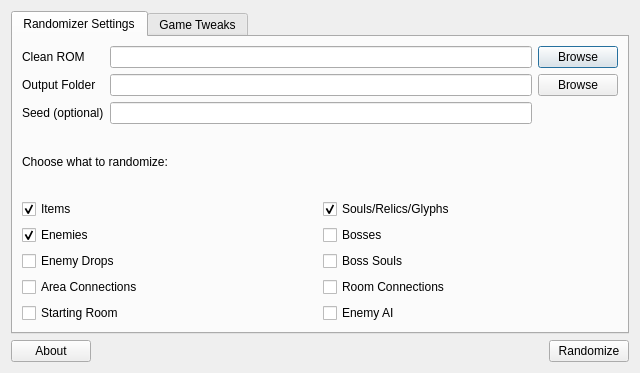
First picture: the form in dsvrandom/randomizer.ui, repository LagoLunatic/DSVEdit, before the edit.
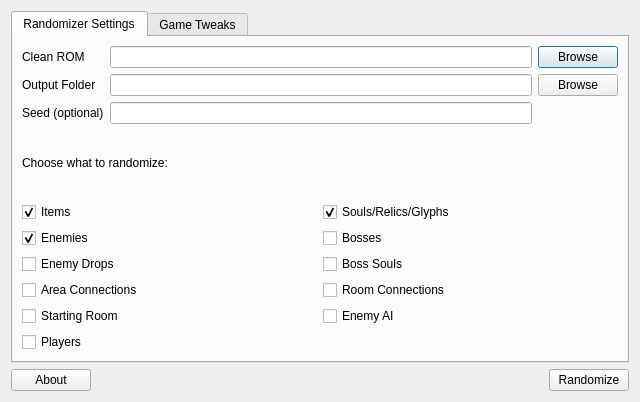
Second picture: the form after the edit. Icons and pictures are not drawn.

Commit message: Randomizer: Add player randomizer

What changed in the file:
```diff
--- a/dsvrandom/randomizer.ui
+++ b/dsvrandom/randomizer.ui
@@ -7,7 +7,7 @@
     <x>0</x>
     <y>0</y>
     <width>640</width>
-    <height>373</height>
+    <height>402</height>
    </rect>
   </property>
   <property name="windowTitle">
@@ -182,6 +182,17 @@
          </item>
         </layout>
        </item>
+       <item>
+        <layout class="QHBoxLayout" name="horizontalLayout_11">
+         <item>
+          <widget class="QCheckBox" name="randomize_players">
+           <property name="text">
+            <string>Players</string>
+           </property>
+          </widget>
+         </item>
+        </layout>
+       </item>
       </layout>
      </widget>
      <widget class="QWidget" name="tab_2">
```
The commit also changes 2 other files.
